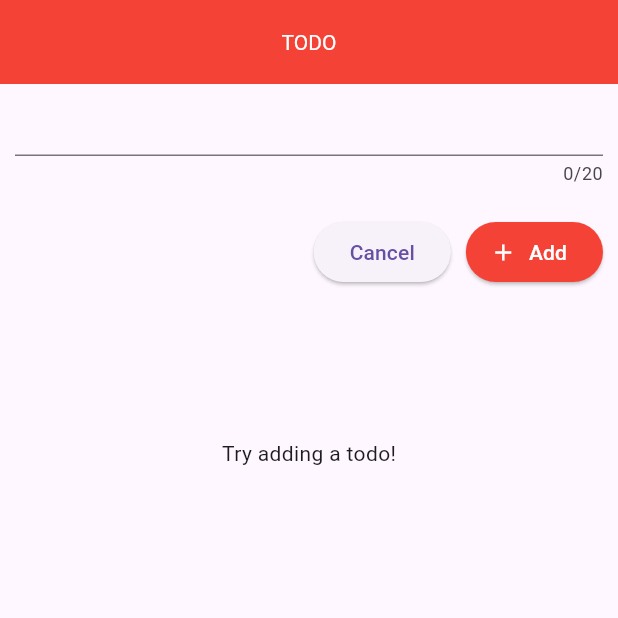
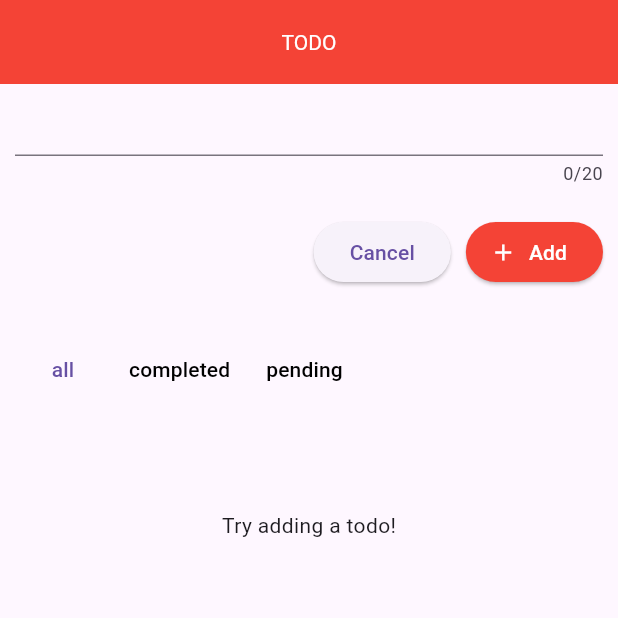
Before and after one commit to saninthottungal/todo-riverpod, a Flutter app: the screen it shows after launch, on a phone screen of 412 x 824 dp, the top half of it. Run offline on Flutter 3.47's test engine with Material 3 defaults, Android fonts, the phone set to English and light mode, and no system bars; our stand-ins replace flutter_riverpod, hive, hive_flutter; accounts and stored records are empty.

Commit message:
category working

```diff
--- a/lib/providers/todo_provider.dart
+++ b/lib/providers/todo_provider.dart
@@ -1,6 +1,14 @@
 import 'package:flutter_riverpod/flutter_riverpod.dart';
 import 'package:hive_flutter/hive_flutter.dart';
 import '../models/todo_model.dart';
+
+enum NoteCategory {
+  all,
+  completed,
+  pending,
+}
+
+final categoryProvider = StateProvider<NoteCategory>((ref) => NoteCategory.all);
 
 final todoBoxProvider = FutureProvider<Box<TodoModel>>(
     (ref) async => await Hive.openBox<TodoModel>('todos'));
@@ -11,8 +19,15 @@ final todoProvider =
 class TodoNotifier extends AsyncNotifier<List<TodoModel>> {
   @override
   Future<List<TodoModel>> build() async {
+    final category = ref.watch(categoryProvider);
     final box = await ref.read(todoBoxProvider.future);
-    return box.values.toList();
+    final todos = box.values;
+
+    return category == NoteCategory.all
+        ? todos.toList()
+        : category == NoteCategory.completed
+            ? todos.where((element) => element.isCompleted).toList()
+            : todos.where((element) => !element.isCompleted).toList();
   }
 
   //add todo
--- a/lib/screens/screen_home.dart
+++ b/lib/screens/screen_home.dart
@@ -11,6 +11,7 @@ class ScreenHome extends ConsumerWidget {
   @override
   Widget build(BuildContext context, WidgetRef ref) {
     final todos = ref.watch(todoProvider);
+    final category = ref.watch(categoryProvider);
     return Scaffold(
       appBar: AppBar(
         title: const Text("TODO"),
@@ -57,6 +58,50 @@ class ScreenHome extends ConsumerWidget {
               ],
             ),
             const SizedBox(height: 30),
+            Row(
+              children: [
+                TextButton(
+                  onPressed: () {
+                    ref.read(categoryProvider.notifier).state =
+                        NoteCategory.all;
+                  },
+                  child: Text(
+                    "all",
+                    style: TextStyle(
+                      color: category != NoteCategory.all ? Colors.black : null,
+                    ),
+                  ),
+                ),
+                TextButton(
+                  onPressed: () {
+                    ref.read(categoryProvider.notifier).state =
+                        NoteCategory.completed;
+                  },
+                  child: Text(
+                    "completed",
+                    style: TextStyle(
+                      color: category != NoteCategory.completed
+                          ? Colors.black
+                          : null,
+                    ),
+                  ),
+                ),
+                TextButton(
+                  onPressed: () {
+                    ref.read(categoryProvider.notifier).state =
+                        NoteCategory.pending;
+                  },
+                  child: Text(
+                    "pending",
+                    style: TextStyle(
+                      color: category != NoteCategory.pending
+                          ? Colors.black
+                          : null,
+                    ),
+                  ),
+                ),
+              ],
+            ),
             todos.when(
               data: (todos) {
                 return todos.isEmpty
```
